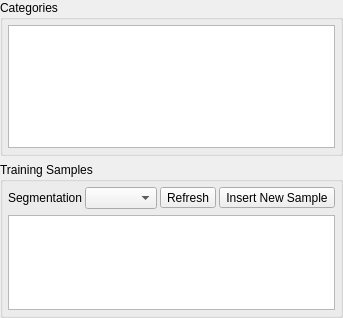
Qt form CDTStudio/cdttrainingsamplesform.ui (chenguanzhou/CDTStudio) before a commit.
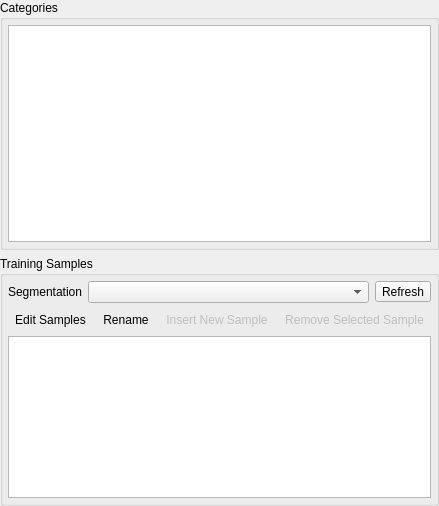
The same form after that commit. Icons and pictures are not drawn.

Commit message: add samples, still with bugs

```diff
--- a/CDTStudio/cdttrainingsamplesform.ui
+++ b/CDTStudio/cdttrainingsamplesform.ui
@@ -6,8 +6,8 @@
    <rect>
     <x>0</x>
     <y>0</y>
-    <width>212</width>
-    <height>318</height>
+    <width>276</width>
+    <height>506</height>
    </rect>
   </property>
   <property name="windowTitle">
@@ -90,7 +90,7 @@
       <item>
        <layout class="QHBoxLayout" name="horizontalLayout">
         <property name="spacing">
-         <number>3</number>
+         <number>6</number>
         </property>
         <item>
          <widget class="QLabel" name="label">
@@ -119,8 +119,70 @@
           </property>
          </widget>
         </item>
+       </layout>
+      </item>
+      <item>
+       <layout class="QHBoxLayout" name="horizontalLayout_2">
+        <property name="spacing">
+         <number>3</number>
+        </property>
+        <item>
+         <widget class="QToolButton" name="toolButtonEditSample">
+          <property name="toolTip">
+           <string>Edit Samples</string>
+          </property>
+          <property name="text">
+           <string>Edit Samples</string>
+          </property>
+          <property name="icon">
+           <iconset resource="../resource.qrc">
+            <normaloff>:/Icon/sample.png</normaloff>:/Icon/sample.png</iconset>
+          </property>
+          <property name="iconSize">
+           <size>
+            <width>16</width>
+            <height>16</height>
+           </size>
+          </property>
+          <property name="checkable">
+           <bool>true</bool>
+          </property>
+          <property name="autoRaise">
+           <bool>true</bool>
+          </property>
+         </widget>
+        </item>
+        <item>
+         <widget class="QToolButton" name="toolButtonSampleRename">
+          <property name="toolTip">
+           <string>Rename</string>
+          </property>
+          <property name="text">
+           <string>Rename</string>
+          </property>
+          <property name="icon">
+           <iconset resource="../resource.qrc">
+            <normaloff>:/Icon/rename.png</normaloff>:/Icon/rename.png</iconset>
+          </property>
+          <property name="iconSize">
+           <size>
+            <width>16</width>
+            <height>16</height>
+           </size>
+          </property>
+          <property name="autoRaise">
+           <bool>true</bool>
+          </property>
+         </widget>
+        </item>
         <item>
          <widget class="QToolButton" name="toolButtonNewSample">
+          <property name="enabled">
+           <bool>false</bool>
+          </property>
+          <property name="toolTip">
+           <string>Insert New Sample</string>
+          </property>
           <property name="text">
            <string>Insert New Sample</string>
           </property>
@@ -128,12 +190,60 @@
            <iconset resource="../resource.qrc">
             <normaloff>:/Icon/add.png</normaloff>:/Icon/add.png</iconset>
           </property>
+          <property name="iconSize">
+           <size>
+            <width>16</width>
+            <height>16</height>
+           </size>
+          </property>
+          <property name="autoRaise">
+           <bool>true</bool>
+          </property>
          </widget>
         </item>
+        <item>
+         <widget class="QToolButton" name="toolButtonRemoveSelected">
+          <property name="enabled">
+           <bool>false</bool>
+          </property>
+          <property name="toolTip">
+           <string>Remove Selected Sample</string>
+          </property>
+          <property name="text">
+           <string>Remove Selected Sample</string>
+          </property>
+          <property name="icon">
+           <iconset resource="../resource.qrc">
+            <normaloff>:/Icon/minus.png</normaloff>:/Icon/minus.png</iconset>
+          </property>
+          <property name="iconSize">
+           <size>
+            <width>16</width>
+            <height>16</height>
+           </size>
+          </property>
+          <property name="autoRaise">
+           <bool>true</bool>
+          </property>
+         </widget>
+        </item>
+        <item>
+         <spacer name="horizontalSpacer">
+          <property name="orientation">
+           <enum>Qt::Horizontal</enum>
+          </property>
+          <property name="sizeHint" stdset="0">
+           <size>
+            <width>40</width>
+            <height>20</height>
+           </size>
+          </property>
+         </spacer>
+        </item>
        </layout>
       </item>
       <item>
-       <widget class="QTableView" name="tableView2"/>
+       <widget class="QListView" name="listView"/>
       </item>
      </layout>
     </widget>
```
Left out of the diff: 3 changed lines with no effect on the pictures. The commit also changes 15 other files.
